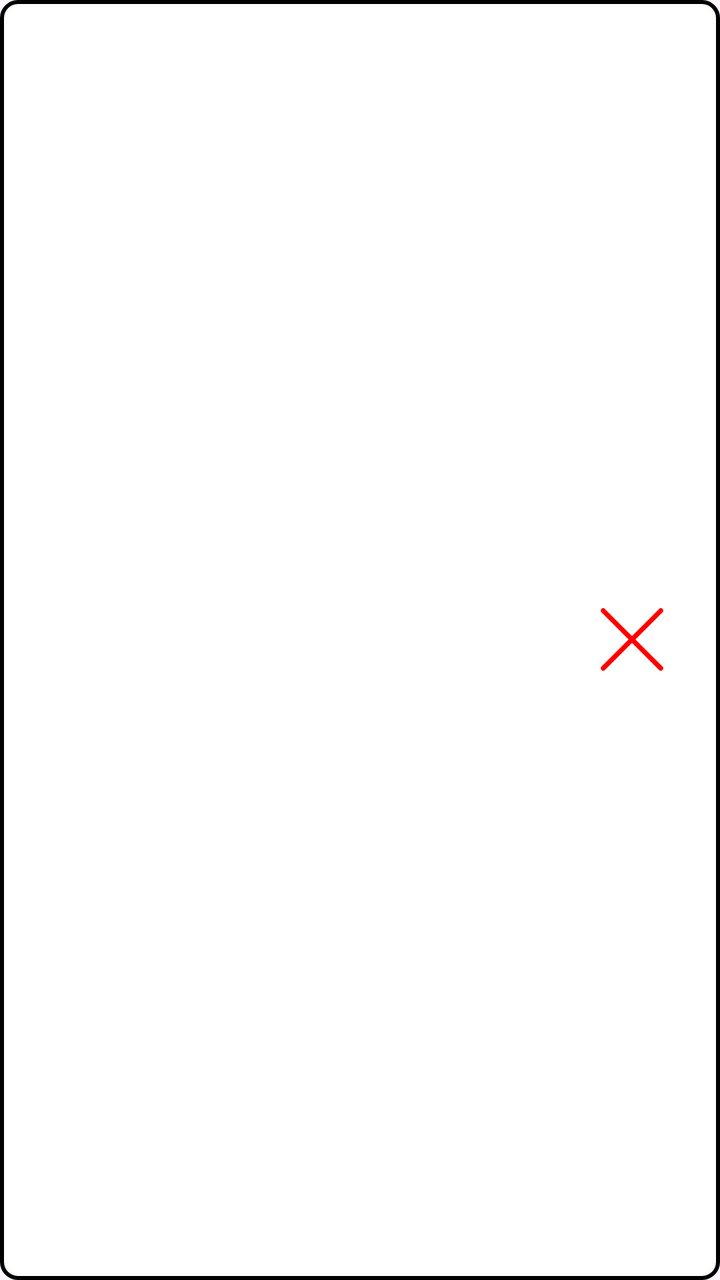
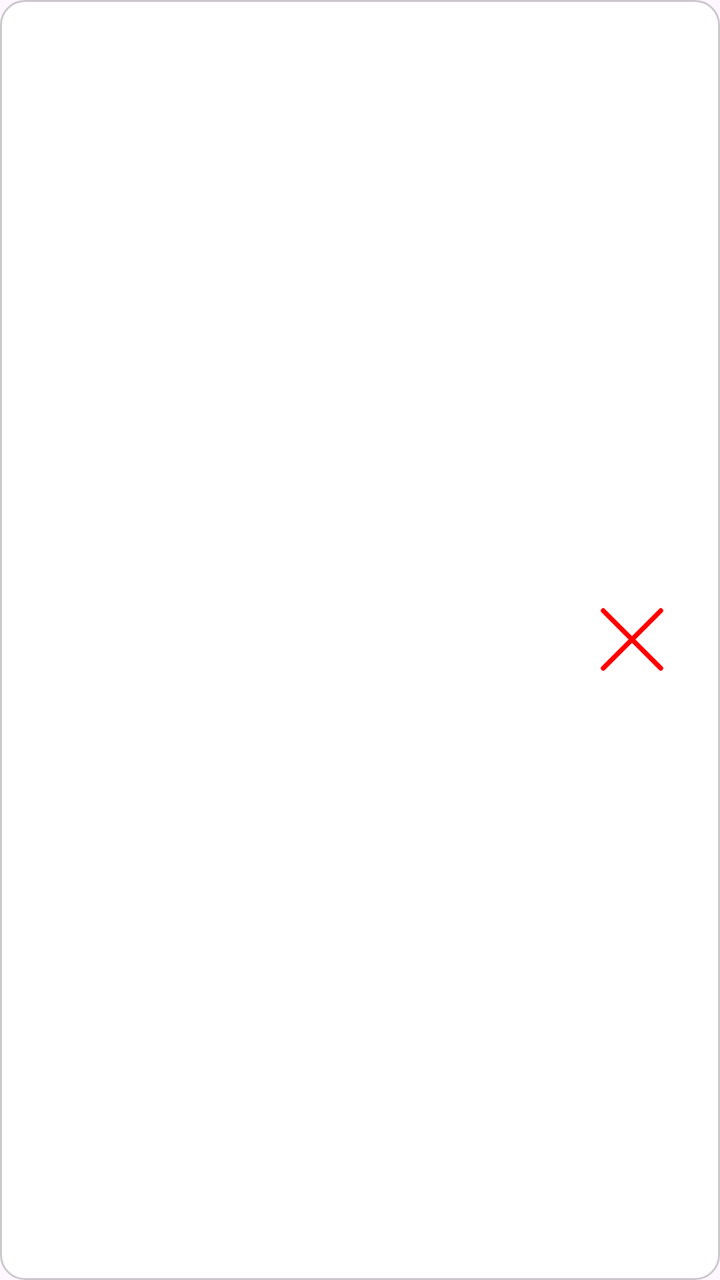

Screens rendered from an Android XML layout before and after an edit, with the pre-edit source and the edit as a unified diff.
<!-- AndroidManifest.xml: application theme Theme.App2 -->
<!-- res/layout/item_pokemon_favorito.xml -->
<?xml version="1.0" encoding="utf-8"?>
<LinearLayout
    xmlns:android="http://schemas.android.com/apk/res/android"
    xmlns:app="http://schemas.android.com/apk/res-auto"
    android:layout_width="match_parent"
    android:layout_height="100dp"
    android:orientation="horizontal"
    android:gravity="center_vertical"
    android:padding="12dp"
    android:layout_margin="8dp"
    android:background="@drawable/borda_pokemon"
    >
    <ImageView
        android:id="@+id/imagemPokemonFavorito"
        android:layout_width="76dp"
        android:layout_height="76dp"
        android:scaleType="fitCenter"
        android:contentDescription="Imagem do Pokémon" />

    <TextView
        android:id="@+id/nomePokemonFavorito"
        android:layout_width="0dp"
        android:layout_height="wrap_content"
        android:layout_weight="1"
        android:layout_marginStart="16dp"
        android:textSize="22sp"
        android:textStyle="bold"
        android:textColor="@color/black" />

    <ImageButton
        android:id="@+id/botaoRemoverFavorito"
        android:layout_width="64dp"
        android:layout_height="64dp"
        android:src="@drawable/close"
        android:background="?attr/selectableItemBackgroundBorderless"
        android:scaleType="fitCenter"
        android:padding="12dp"
        android:contentDescription="Remover dos favoritos"
        app:tint="@color/red" />

</LinearLayout>
<!-- resources referenced by this layout -->
<resources>
  <color name="black">#FF000000</color>
  <color name="red">#FF0000</color>
  <!-- drawable borda_pokemon (drawable) -->
  <?xml version="1.0" encoding="utf-8"?>
  <shape xmlns:android="http://schemas.android.com/apk/res/android"
      android:shape="rectangle">
  
      <solid android:color="#FFFFFF" />
  
      <stroke
          android:width="2dp"
          android:color="#000000" />
  
      <corners android:radius="8dp" />
  
  </shape>
  <!-- drawable close (drawable) -->
  <vector xmlns:android="http://schemas.android.com/apk/res/android"
      android:width="800dp"
      android:height="800dp"
      android:viewportWidth="25"
      android:viewportHeight="25">
    <path
        android:pathData="M3.5,21.32L21.5,3.32"
        android:strokeLineJoin="round"
        android:strokeWidth="1.5"
        android:fillColor="#00000000"
        android:strokeColor="#000000"
        android:strokeLineCap="round"/>
    <path
        android:pathData="M3.5,3.32L21.5,21.32"
        android:strokeLineJoin="round"
        android:strokeWidth="1.5"
        android:fillColor="#00000000"
        android:strokeColor="#000000"
        android:strokeLineCap="round"/>
  </vector>
  <style name="Theme.App2" parent="Base.Theme.App2" />
  <style name="Base.Theme.App2" parent="Theme.Material3.DayNight.NoActionBar">
          
          
      </style>
</resources>

<!-- the commit's change to res/layout/item_pokemon_favorito.xml (unified diff, before → after) -->
@@ -8,7 +8,7 @@
     android:gravity="center_vertical"
     android:padding="12dp"
     android:layout_margin="8dp"
-    android:background="@drawable/borda_pokemon"
+    android:background="@drawable/borda_favorito"
     >
     <ImageView
         android:id="@+id/imagemPokemonFavorito"
<!-- resource entries referenced after the edit -->
@@ -2,18 +2,18 @@
 <resources>
   <color name="black">#FF000000</color>
   <color name="red">#FF0000</color>
-  <!-- drawable borda_pokemon (drawable) -->
+  <!-- drawable borda_favorito (drawable) -->
   <?xml version="1.0" encoding="utf-8"?>
   <shape xmlns:android="http://schemas.android.com/apk/res/android"
       android:shape="rectangle">
   
-      <solid android:color="#FFFFFF" />
+      <solid android:color="@color/white" />
   
       <stroke
-          android:width="2dp"
-          android:color="#000000" />
+          android:width="1dp"
+          android:color="#33000000" />
   
-      <corners android:radius="8dp" />
+      <corners android:radius="12dp" />
   
   </shape>
   <!-- drawable close (drawable) -->
@@ -38,6 +38,7 @@
         android:strokeLineCap="round"/>
   </vector>
   <style name="Theme.App2" parent="Base.Theme.App2" />
+  <color name="white">#FFFFFFFF</color>
   <style name="Base.Theme.App2" parent="Theme.Material3.DayNight.NoActionBar">
           
           
